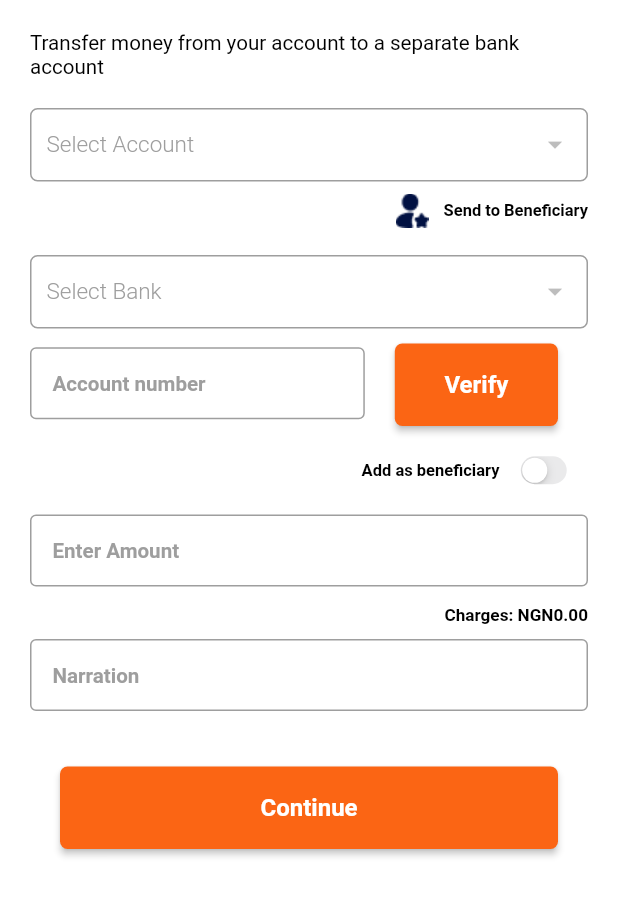
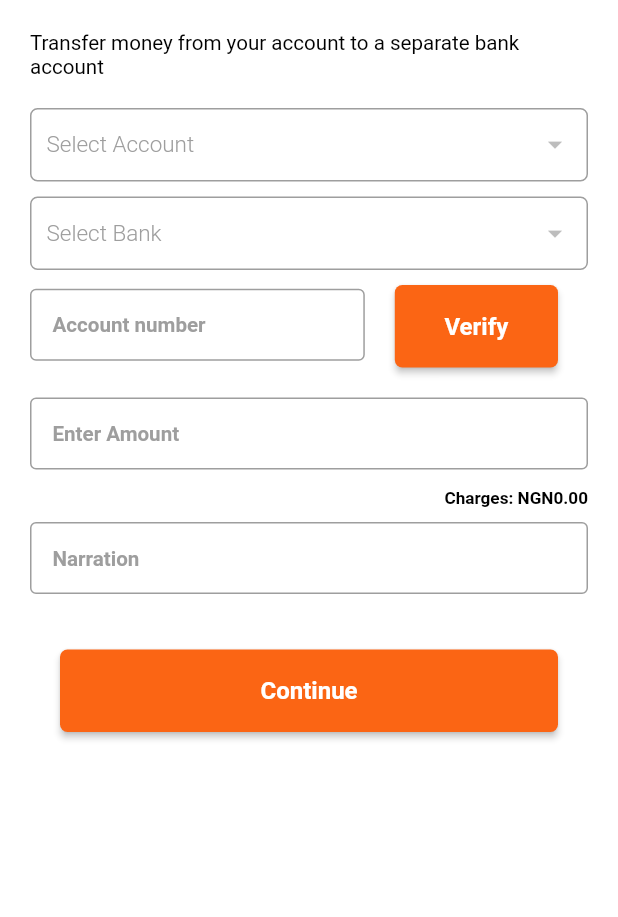
Before and after one commit to miracle7937/ENKWAVE-MOBILE, a Flutter app: the TransferToOtherBank screen opened directly, after a tap on "Verify", on a phone screen of 412 x 824 dp, the part 84-1001 px from its top. Run offline on Flutter 3.47's test engine with Material 2 defaults, Android fonts, the phone set to English and light mode, and no system bars; our stand-ins replace animated_bottom_navigation_bar, audioplayers, awesome_dialog, device_info, equatable, firebase_core and 19 more; missing offline and left inert: etop_pos_plugin, flutter_pin_code_fields; accounts and stored records are empty; network calls fail; Roboto replaces fonts that are missing (Effra).

Commit message:
save changes

```diff
--- a/lib/DataLayer/controllers/bill_payment_controller.dart
+++ b/lib/DataLayer/controllers/bill_payment_controller.dart
@@ -92,7 +92,7 @@ class BillPaymentController extends ProductController with BillCategoriesFetch {
       if (value.status == true) {
         billPaymentModel.fieldsValue["customerName"] = value.data?.name;
         billPaymentModel.fieldsValue["otherField"] = value.data?.otherField;
-        _view?.onBillValidate("Your payment is for this, ${value.data?.name}.");
+        _view?.onBillValidate("Your payment is for, ${value.data?.name}.");
       } else {
         _view?.onError(value.message ?? "Error");
       }
--- a/lib/DataLayer/model/login_response_model.dart
+++ b/lib/DataLayer/model/login_response_model.dart
@@ -296,7 +296,7 @@ class UserData {
 
   bool userHaveAccount() {
     if (kDebugMode) {
-      print("hhhhhhhhhhhhhh ${virtualBankList}");
+      print(" ${virtualBankList}");
     }
     return virtualBankList?.isNotEmpty ?? true;
   }
--- a/lib/UILayer/Screens/history/widget/history_icons.dart
+++ b/lib/UILayer/Screens/history/widget/history_icons.dart
@@ -29,7 +29,7 @@ class _HistoryIconState extends State<HistoryIcon> {
       case TransactionEnum.BILLS:
         image = EPImages.billsIcon;
         break;
-      case TransactionEnum.REFUND:
+      case TransactionEnum.REVERSED:
         image = EPImages.refundIcon;
         break;
       case TransactionEnum.POS:
--- a/lib/UILayer/Screens/transfers/transfer_to_other_bank.dart
+++ b/lib/UILayer/Screens/transfers/transfer_to_other_bank.dart
@@ -13,7 +13,6 @@ import 'package:flutter/material.dart';
 import 'package:flutter/services.dart';
 import 'package:provider/provider.dart';
 
-import '../../../Constant/image.dart';
 import '../../CustomWidget/ReUseableWidget/custom_drop_down/ka_dropdown.dart';
 import '../../CustomWidget/ScaffoldsWidget/page_state.dart';
 import '../../utils/money_formatter.dart';
@@ -114,36 +113,6 @@ class _TransferToOtherBankState extends State<TransferToOtherBank>
                           )),
                     )
                     .toList()),
-            Padding(
-              padding: const EdgeInsets.symmetric(vertical: 8.0),
-              child: Row(
-                mainAxisSize: MainAxisSize.min,
-                mainAxisAlignment: MainAxisAlignment.end,
-                children: [
-                  const Spacer(),
-                  InkWell(
-                    onTap: () => setBeneficiary(
-                        (transferController?.getBeneficary ?? [])),
-                    child: Row(
-                      children: [
-                        Image.asset(EPImages.beneficiary),
-                        const SizedBox(
-                          width: 10,
-                        ),
-                        Text("Send to Beneficiary",
-                            style: Theme.of(context)
-                                .textTheme
-                                .headline3!
-                                .copyWith(
-                                    fontWeight: FontWeight.bold,
-                                    fontSize: 11,
-                                    color: EPColors.appBlackColor))
-                      ],
-                    ),
-                  )
-                ],
-              ),
-            ),
             EPDropdownButton<Bank>(
                 itemsListTitle: "Select Bank",
                 iconSize: 22,
@@ -229,30 +198,6 @@ class _TransferToOtherBankState extends State<TransferToOtherBank>
                     ),
                   )
                 : Column(),
-            Container(
-              margin: EdgeInsets.zero,
-              padding: EdgeInsets.zero,
-              child: Row(
-                mainAxisAlignment: MainAxisAlignment.end,
-                children: [
-                  Text("Add as beneficiary",
-                      style: Theme.of(context).textTheme.headline3!.copyWith(
-                          fontWeight: FontWeight.bold,
-                          fontSize: 11,
-                          color: EPColors.appBlackColor)),
-                  Transform.scale(
-                    scale: 0.6,
-                    child: CupertinoSwitch(
-                      activeColor: EPColors.appMainColor,
-                      value:
-                          (transferController?.bankTransferModel.beneficiary ??
-                              false),
-                      onChanged: (v) => transferController?.setBeneficiary = v,
-                    ),
-                  ),
-                ],
-              ),
-            ),
             Column(
               mainAxisAlignment: MainAxisAlignment.end,
               crossAxisAlignment: CrossAxisAlignment.end,
```
Also changed, not shown: lib/UILayer/Screens/history/widget/history_list_tile.dart (+10 -4 lines), lib/UILayer/Screens/history/widget/transaction_enum.dart (+6 -6 lines), lib/UILayer/Screens/settings/setting_screen.dart (+6 -7 lines).
